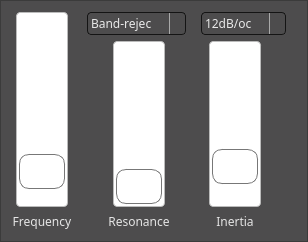
Before: the Qt Designer form 3rd-calf/fjfilterframe.ui in jocelyn-stericker/creator-live, drawn with Qt 5.
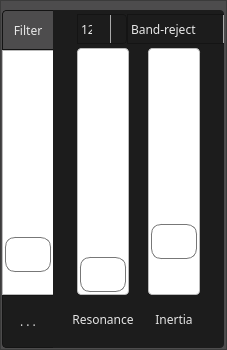
After: the same form once the commit is applied.

Commit message: Apply style to ALL apps... Bugfixes where applicable.

Diff of the .ui file:
```diff
--- a/3rd-calf/fjfilterframe.ui
+++ b/3rd-calf/fjfilterframe.ui
@@ -6,22 +6,10 @@
    <rect>
     <x>0</x>
     <y>0</y>
-    <width>308</width>
-    <height>242</height>
+    <width>227</width>
+    <height>350</height>
    </rect>
   </property>
-  <property name="minimumSize">
-   <size>
-    <width>0</width>
-    <height>242</height>
-   </size>
-  </property>
-  <property name="maximumSize">
-   <size>
-    <width>308</width>
-    <height>242</height>
-   </size>
-  </property>
   <property name="windowTitle">
    <string>Frame</string>
   </property>
@@ -410,111 +398,237 @@
   <property name="frameShadow">
    <enum>QFrame::Raised</enum>
   </property>
-  <layout class="QGridLayout" name="gridLayout_2">
-   <item row="0" column="1" rowspan="2">
+  <widget class="QPushButton" name="pushButton_menu">
+   <property name="geometry">
+    <rect>
+     <x>2</x>
+     <y>10</y>
+     <width>52</width>
+     <height>40</height>
+    </rect>
+   </property>
+   <property name="minimumSize">
+    <size>
+     <width>52</width>
+     <height>40</height>
+    </size>
+   </property>
+   <property name="maximumSize">
+    <size>
+     <width>52</width>
+     <height>40</height>
+    </size>
+   </property>
+   <property name="styleSheet">
+    <string notr="true">border-bottom-left-radius: 0px;
+border-bottom-right-radius: 0px;
+border-top-right-radius: 0px; /* DO NOT MODIFY THIS LINE */</string>
+   </property>
+   <property name="text">
+    <string>Filter</string>
+   </property>
+  </widget>
+  <widget class="QSlider" name="verticalSlider_freq">
+   <property name="geometry">
+    <rect>
+     <x>2</x>
+     <y>50</y>
+     <width>53</width>
+     <height>245</height>
+    </rect>
+   </property>
+   <property name="sizePolicy">
+    <sizepolicy hsizetype="Expanding" vsizetype="Expanding">
+     <horstretch>0</horstretch>
+     <verstretch>0</verstretch>
+    </sizepolicy>
+   </property>
+   <property name="minimumSize">
+    <size>
+     <width>53</width>
+     <height>0</height>
+    </size>
+   </property>
+   <property name="maximumSize">
+    <size>
+     <width>53</width>
+     <height>16777215</height>
+    </size>
+   </property>
+   <property name="styleSheet">
+    <string notr="true">
+QSlider::handle:vertical {
+     background-color: qlineargradient(x1: 0, y1: 0, x2: 0, y2: 1,
+                                      stop: 0 #3c3c3c, stop: 1 #FF2627);
+}
+
+QSlider::groove:vertical {
+border: 1px solid #bbb;
+background: white;
+width: 50px;
+border-top-left-radius: 0px;
+border-top-right-radius: 0px;
+border-bottom-left-radius: 0px;
+border-bottom-right-radius: 0px;}
+
+QSlider::sub-page:vertical {
+border-top-left-radius: 0px;
+border-top-right-radius: 0px;
+border-bottom-left-radius: 0px;
+border-bottom-right-radius: 0px;
+}
+
+QSlider::add-page:vertical {
+border-top-left-radius: 0px;
+border-top-right-radius: 0px;
+border-bottom-left-radius: 0px;
+border-bottom-right-radius: 0px;
+}
+
+
+QSlider::sub-page:vertical {
+background: qlineargradient(x1: 0, y1: 1,    x2: 0, y2: 0,
+    stop: 0 #3c3c3c, stop: 1 #262627);
+background: qlineargradient(x1: 0, y1: 1, x2: 1, y2: 0.2,
+    stop: 0 #262627, stop: 1 #3c3c3c);
+}
+
+QSlider::add-page:vertical {
+background: qlineargradient(x1: 0, y1: 1,    x2: 0, y2: 0,
+    stop: 0 #3c3c3c, stop: 1 #262627);
+background: qlineargradient(x1: 1, y1: 1, x2: 0, y2: 0.2,
+    stop: 0 #3c3c3c, stop: 1 #262627);
+
+}
+</string>
+   </property>
+   <property name="minimum">
+    <number>10</number>
+   </property>
+   <property name="maximum">
+    <number>20000</number>
+   </property>
+   <property name="value">
+    <number>2000</number>
+   </property>
+   <property name="orientation">
+    <enum>Qt::Vertical</enum>
+   </property>
+  </widget>
+  <widget class="QToolButton" name="toolButton_more">
+   <property name="geometry">
+    <rect>
+     <x>2</x>
+     <y>295</y>
+     <width>52</width>
+     <height>53</height>
+    </rect>
+   </property>
+   <property name="minimumSize">
+    <size>
+     <width>52</width>
+     <height>53</height>
+    </size>
+   </property>
+   <property name="maximumSize">
+    <size>
+     <width>52</width>
+     <height>53</height>
+    </size>
+   </property>
+   <property name="styleSheet">
+    <string notr="true">border-top-left-radius: 0px;
+border-bottom-left-radius: 4px;
+border-top-right-radius: 0px;
+border-bottom-right-radius: 0px; /* DO NOT MODIFY THIS LINE */</string>
+   </property>
+   <property name="text">
+    <string>. . .</string>
+   </property>
+   <property name="checkable">
+    <bool>true</bool>
+   </property>
+   <property name="checked">
+    <bool>true</bool>
+   </property>
+  </widget>
+  <widget class="QFrame" name="frame">
+   <property name="geometry">
+    <rect>
+     <x>53</x>
+     <y>10</y>
+     <width>171</width>
+     <height>338</height>
+    </rect>
+   </property>
+   <property name="styleSheet">
+    <string notr="true">background: #1c1c1c;
+border-top-left-radius: 0px;
+border-bottom-left-radius: 0px;
+border-top-right-radius: 4px;
+border-bottom-right-radius: 4px;</string>
+   </property>
     <layout class="QGridLayout" name="gridLayout">
-     <item row="2" column="1">
-      <widget class="QLabel" name="label_4">
-       <property name="minimumSize">
-        <size>
-         <width>60</width>
-         <height>0</height>
-        </size>
-       </property>
-       <property name="maximumSize">
-        <size>
-         <width>60</width>
-         <height>16777215</height>
-        </size>
-       </property>
-       <property name="text">
-        <string>Resonance</string>
-       </property>
-       <property name="alignment">
-        <set>Qt::AlignCenter</set>
-       </property>
-      </widget>
-     </item>
-     <item row="1" column="4">
-      <spacer name="horizontalSpacer_2">
-       <property name="orientation">
-        <enum>Qt::Horizontal</enum>
-       </property>
-       <property name="sizeHint" stdset="0">
-        <size>
-         <width>0</width>
-         <height>20</height>
-        </size>
-       </property>
-      </spacer>
-     </item>
-     <item row="1" column="1">
-      <widget class="QSlider" name="verticalSlider_res">
+    <property name="leftMargin">
+     <number>9</number>
+    </property>
+    <property name="topMargin">
+     <number>4</number>
+    </property>
+    <property name="rightMargin">
+     <number>9</number>
+    </property>
+    <property name="bottomMargin">
+     <number>4</number>
+    </property>
+    <property name="verticalSpacing">
+     <number>4</number>
+    </property>
+    <item row="0" column="0" colspan="4">
+     <layout class="QHBoxLayout" name="horizontalLayout">
+      <property name="leftMargin">
+       <number>15</number>
+      </property>
+      <property name="rightMargin">
+       <number>15</number>
+      </property>
+      <item>
+       <widget class="QComboBox" name="comboBox_mode2">
        <property name="minimumSize">
         <size>
-         <width>60</width>
-         <height>0</height>
+          <width>50</width>
+          <height>30</height>
         </size>
        </property>
        <property name="maximumSize">
         <size>
-         <width>60</width>
+          <width>50</width>
          <height>16777215</height>
         </size>
        </property>
-       <property name="minimum">
-        <number>702</number>
-       </property>
-       <property name="maximum">
-        <number>30000</number>
-       </property>
-       <property name="orientation">
-        <enum>Qt::Vertical</enum>
-       </property>
-      </widget>
-     </item>
-     <item row="1" column="3">
-      <widget class="QSlider" name="verticalSlider_iner">
-       <property name="minimumSize">
-        <size>
-         <width>60</width>
-         <height>0</height>
-        </size>
-       </property>
-       <property name="maximumSize">
-        <size>
-         <width>60</width>
-         <height>16777215</height>
-        </size>
-       </property>
-       <property name="minimum">
-        <number>5</number>
-       </property>
-       <property name="maximum">
-        <number>100</number>
-       </property>
-       <property name="value">
-        <number>20</number>
-       </property>
-       <property name="orientation">
-        <enum>Qt::Vertical</enum>
-       </property>
-      </widget>
-     </item>
-     <item row="0" column="0" colspan="5">
-      <layout class="QHBoxLayout" name="horizontalLayout_3">
+        <item>
+         <property name="text">
+          <string>12 dB</string>
+         </property>
+        </item>
+        <item>
+         <property name="text">
+          <string>24 dB</string>
+         </property>
+        </item>
+        <item>
+         <property name="text">
+          <string>36 dB</string>
+         </property>
+        </item>
+       </widget>
+      </item>
        <item>
         <widget class="QComboBox" name="comboBox_mode1">
          <property name="minimumSize">
           <size>
-           <width>99</width>
-           <height>0</height>
-          </size>
-         </property>
-         <property name="maximumSize">
-          <size>
-           <width>99</width>
-           <height>16777215</height>
+          <width>113</width>
+          <height>30</height>
           </size>
          </property>
          <property name="currentIndex">
@@ -542,51 +656,100 @@
          </item>
         </widget>
        </item>
-       <item>
-        <widget class="QComboBox" name="comboBox_mode2">
-         <property name="minimumSize">
-          <size>
-           <width>85</width>
-           <height>0</height>
-          </size>
-         </property>
-         <property name="maximumSize">
-          <size>
-           <width>85</width>
-           <height>16777215</height>
-          </size>
-         </property>
-         <item>
-          <property name="text">
-           <string>12dB/oct</string>
-          </property>
-         </item>
-         <item>
-          <property name="text">
-           <string>24dB/oct</string>
-          </property>
-         </item>
-         <item>
-          <property name="text">
-           <string>36dB/oct</string>
-          </property>
-         </item>
-        </widget>
-       </item>
-      </layout>
-     </item>
-     <item row="2" column="3">
+     </layout>
+    </item>
+    <item row="1" column="0" colspan="4">
+     <layout class="QGridLayout" name="gridLayout_2">
+      <property name="spacing">
+       <number>0</number>
+      </property>
+      <item row="0" column="2">
+       <widget class="QSlider" name="verticalSlider_iner">
+        <property name="minimumSize">
+         <size>
+          <width>60</width>
+          <height>0</height>
+         </size>
+        </property>
+        <property name="maximumSize">
+         <size>
+          <width>60</width>
+          <height>16777215</height>
+         </size>
+        </property>
+        <property name="minimum">
+         <number>5</number>
+        </property>
+        <property name="maximum">
+         <number>100</number>
+        </property>
+        <property name="value">
+         <number>20</number>
+        </property>
+        <property name="orientation">
+         <enum>Qt::Vertical</enum>
+        </property>
+       </widget>
+      </item>
+      <item row="0" column="1">
+       <widget class="QSlider" name="verticalSlider_res">
+        <property name="minimumSize">
+         <size>
+          <width>60</width>
+          <height>0</height>
+         </size>
+        </property>
+        <property name="maximumSize">
+         <size>
+          <width>60</width>
+          <height>16777215</height>
+         </size>
+        </property>
+        <property name="minimum">
+         <number>702</number>
+        </property>
+        <property name="maximum">
+         <number>30000</number>
+        </property>
+        <property name="orientation">
+         <enum>Qt::Vertical</enum>
+        </property>
+       </widget>
+      </item>
+      <item row="1" column="1">
+       <widget class="QLabel" name="label_4">
+        <property name="minimumSize">
+         <size>
+          <width>60</width>
+          <height>49</height>
+         </size>
+        </property>
+        <property name="maximumSize">
+         <size>
+          <width>60</width>
+          <height>49</height>
+         </size>
+        </property>
+        <property name="text">
+         <string>Resonance</string>
+        </property>
+        <property name="alignment">
+         <set>Qt::AlignCenter</set>
+        </property>
+       </widget>
+      </item>
+      <item row="1" column="2">
       <widget class="QLabel" name="label_5">
        <property name="minimumSize">
         <size>
          <width>60</width>
-         <height>0</height>
+          <height>49</height>
         </size>
        </property>
        <property name="maximumSize">
         <size>
          <width>60</width>
-         <height>16777215</height>
+          <height>49</height>
         </size>
        </property>
        <property name="text">
@@ -597,99 +760,10 @@
        </property>
       </widget>
      </item>
-     <item row="1" column="0">
-      <spacer name="horizontalSpacer">
-       <property name="orientation">
-        <enum>Qt::Horizontal</enum>
-       </property>
-       <property name="sizeHint" stdset="0">
-        <size>
-         <width>0</width>
-         <height>20</height>
-        </size>
-       </property>
-      </spacer>
-     </item>
-     <item row="1" column="2">
-      <spacer name="horizontalSpacer_3">
-       <property name="orientation">
-        <enum>Qt::Horizontal</enum>
-       </property>
-       <property name="sizeHint" stdset="0">
-        <size>
-         <width>0</width>
-         <height>20</height>
-        </size>
-       </property>
-      </spacer>
-     </item>
-    </layout>
-   </item>
-   <item row="1" column="0">
-    <widget class="QLabel" name="label">
-     <property name="minimumSize">
-      <size>
-       <width>60</width>
-       <height>0</height>
-      </size>
-     </property>
-     <property name="maximumSize">
-      <size>
-       <width>60</width>
-       <height>16777215</height>
-      </size>
-     </property>
-     <property name="text">
-      <string>Frequency</string>
-     </property>
-     <property name="alignment">
-      <set>Qt::AlignCenter</set>
-     </property>
-    </widget>
-   </item>
-   <item row="0" column="0">
-    <widget class="QSlider" name="verticalSlider_freq">
-     <property name="minimumSize">
-      <size>
-       <width>60</width>
-       <height>0</height>
-      </size>
-     </property>
-     <property name="maximumSize">
-      <size>
-       <width>60</width>
-       <height>16777215</height>
-      </size>
-     </property>
-     <property name="styleSheet">
-      <string notr="true">
-QSlider::handle:vertical {
-     background-color: qlineargradient(x1: 0, y1: 0, x2: 0, y2: 1,
-                                      stop: 0 #3c3c3c, stop: 1 #FF2627);
-border: 1px solid #777;
-height: 33px;
-margin-top: -2px;
-margin-bottom: -2px;
-border-radius: 10px;
-margin: 2px;
-}
-</string>
-     </property>
-     <property name="minimum">
-      <number>10</number>
-     </property>
-     <property name="maximum">
-      <number>20000</number>
-     </property>
-     <property name="value">
-      <number>2000</number>
-     </property>
-     <property name="orientation">
-      <enum>Qt::Vertical</enum>
-     </property>
-    </widget>
-   </item>
-  </layout>
+     </layout>
+    </item>
+   </layout>
+  </widget>
  </widget>
  <resources/>
  <connections/>
```
Lines whose indentation alone changed are shown as unchanged. The commit also changes 26 other files.
